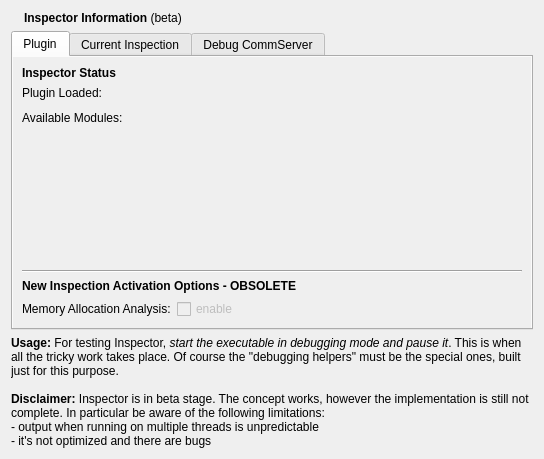
Qt form src/plugins/inspector/nokiaqtbackend/info/infopanel.ui (enricoros/k-qt-creator-inspector) before a commit.
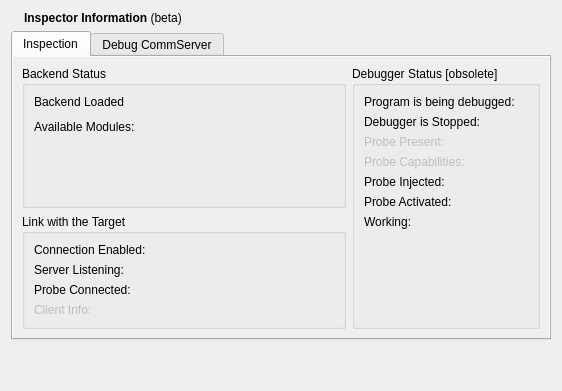
The same form after that commit. Icons and pictures are not drawn.

Commit message: Inspector: little cleanup and gui help strings

The edit to the form file:
```diff
--- a/src/plugins/inspector/nokiaqtbackend/info/infopanel.ui
+++ b/src/plugins/inspector/nokiaqtbackend/info/infopanel.ui
@@ -7,8 +7,8 @@
    <rect>
     <x>0</x>
     <y>0</y>
-    <width>544</width>
-    <height>459</height>
+    <width>562</width>
+    <height>391</height>
    </rect>
   </property>
   <property name="windowTitle">
@@ -32,6 +32,12 @@
      </item>
      <item>
       <widget class="QLabel" name="titleLabel">
+       <property name="sizePolicy">
+        <sizepolicy hsizetype="MinimumExpanding" vsizetype="Preferred">
+         <horstretch>0</horstretch>
+         <verstretch>0</verstretch>
+        </sizepolicy>
+       </property>
        <property name="text">
         <string>&lt;b&gt;Inspector Information&lt;/b&gt; (beta)</string>
        </property>
@@ -59,33 +65,23 @@
         <normaloff>:/inspector/images/inspector-icon-32.png</normaloff>:/inspector/images/inspector-icon-32.png</iconset>
       </attribute>
       <attribute name="title">
-       <string>Plugin</string>
+       <string>Inspection</string>
       </attribute>
-      <layout class="QFormLayout" name="formLayout_2">
-       <property name="fieldGrowthPolicy">
-        <enum>QFormLayout::ExpandingFieldsGrow</enum>
-       </property>
+      <layout class="QGridLayout" name="gridLayout">
        <item row="0" column="0">
-        <widget class="QLabel" name="label_16">
-         <property name="font">
-          <font>
-           <weight>75</weight>
-           <bold>true</bold>
-          </font>
+        <widget class="QGroupBox" name="groupBox_3">
+         <property name="title">
+          <string>Backend Status</string>
          </property>
-         <property name="text">
-          <string>Inspector Status</string>
-         </property>
-        </widget>
-       </item>
-       <item row="1" column="0">
+         <layout class="QFormLayout" name="formLayout">
+          <item row="0" column="0">
         <widget class="QLabel" name="label_6">
          <property name="text">
-          <string>Plugin Loaded:</string>
+             <string>Backend Loaded</string>
          </property>
         </widget>
        </item>
-       <item row="1" column="1">
+          <item row="0" column="1">
         <widget class="QLabel" name="label_8">
          <property name="text">
           <string/>
@@ -95,14 +91,14 @@
          </property>
         </widget>
        </item>
-       <item row="2" column="0">
+          <item row="1" column="0">
         <widget class="QLabel" name="label_9">
          <property name="text">
           <string>Available Modules:</string>
          </property>
         </widget>
        </item>
-       <item row="2" column="1">
+          <item row="1" column="1">
         <widget class="QLabel" name="modLabel">
          <property name="sizePolicy">
           <sizepolicy hsizetype="MinimumExpanding" vsizetype="MinimumExpanding">
@@ -121,66 +117,15 @@
          </property>
         </widget>
        </item>
-       <item row="3" column="0" colspan="2">
-        <widget class="Line" name="line">
-         <property name="orientation">
-          <enum>Qt::Horizontal</enum>
-         </property>
-        </widget>
-       </item>
-       <item row="4" column="0" colspan="2">
-        <widget class="QLabel" name="label_13">
-         <property name="font">
-          <font>
-           <weight>75</weight>
-           <bold>true</bold>
-          </font>
-         </property>
-         <property name="text">
-          <string>New Inspection Activation Options - OBSOLETE</string>
-         </property>
-        </widget>
-       </item>
-       <item row="5" column="0">
-        <widget class="QLabel" name="label_15">
-         <property name="text">
-          <string>Memory Allocation Analysis:</string>
-         </property>
-        </widget>
-       </item>
-       <item row="5" column="1">
-        <widget class="QCheckBox" name="mallocBox">
-         <property name="enabled">
-          <bool>false</bool>
-         </property>
-         <property name="text">
-          <string>enable</string>
-         </property>
-        </widget>
-       </item>
-      </layout>
-     </widget>
-     <widget class="QWidget" name="ciWidget">
-      <property name="autoFillBackground">
-       <bool>true</bool>
-      </property>
-      <attribute name="icon">
-       <iconset resource="../../../debugger/debugger.qrc">
-        <normaloff>:/debugger/images/debugger_start.png</normaloff>:/debugger/images/debugger_start.png</iconset>
-      </attribute>
-      <attribute name="title">
-       <string>Current Inspection</string>
-      </attribute>
-      <layout class="QGridLayout" name="gridLayout">
-       <item row="0" column="0">
+         </layout>
+        </widget>
+       </item>
+       <item row="0" column="1" rowspan="2">
         <widget class="QGroupBox" name="groupBox">
          <property name="title">
-          <string>Probe Status</string>
+          <string>Debugger Status [obsolete]</string>
          </property>
-         <layout class="QFormLayout" name="formLayout">
-          <property name="fieldGrowthPolicy">
-           <enum>QFormLayout::ExpandingFieldsGrow</enum>
-          </property>
+         <layout class="QFormLayout" name="formLayout_2">
           <item row="0" column="0">
            <widget class="QLabel" name="label_2">
             <property name="text">
@@ -268,12 +213,15 @@
          </layout>
         </widget>
        </item>
-       <item row="0" column="1">
+       <item row="1" column="0">
         <widget class="QGroupBox" name="groupBox_2">
          <property name="title">
-          <string>Link Status</string>
+          <string>Link with the Target</string>
          </property>
          <layout class="QFormLayout" name="formLayout_3">
+          <property name="fieldGrowthPolicy">
+           <enum>QFormLayout::ExpandingFieldsGrow</enum>
+          </property>
           <item row="0" column="0">
            <widget class="QLabel" name="label_17">
             <property name="text">
@@ -420,26 +368,17 @@
     </widget>
    </item>
    <item>
-    <widget class="QLabel" name="label_12">
-     <property name="sizePolicy">
-      <sizepolicy hsizetype="Preferred" vsizetype="MinimumExpanding">
-       <horstretch>0</horstretch>
-       <verstretch>0</verstretch>
-      </sizepolicy>
+    <spacer name="verticalSpacer">
+     <property name="orientation">
+      <enum>Qt::Vertical</enum>
      </property>
-     <property name="text">
-      <string>&lt;b&gt;Usage:&lt;/b&gt; For testing Inspector, &lt;em&gt;start the executable in debugging mode and pause it&lt;/em&gt;. This is when all the tricky work takes place. Of course the &quot;debugging helpers&quot; must be the special ones, built just for this purpose.&lt;br/&gt;&lt;br/&gt;&lt;b&gt;Disclaimer:&lt;/b&gt; Inspector is in beta stage. The concept works, however the implementation is still not complete. In particular be aware of the following limitations:&lt;br/&gt; - output when running on multiple threads is unpredictable&lt;br/&gt; - it's not optimized and there are bugs</string>
+     <property name="sizeHint" stdset="0">
+      <size>
+       <width>20</width>
+       <height>40</height>
+      </size>
      </property>
-     <property name="textFormat">
-      <enum>Qt::RichText</enum>
-     </property>
-     <property name="alignment">
-      <set>Qt::AlignBottom|Qt::AlignLeading|Qt::AlignLeft</set>
-     </property>
-     <property name="wordWrap">
-      <bool>true</bool>
-     </property>
-    </widget>
+    </spacer>
    </item>
   </layout>
  </widget>
```
Left out of the diff: 9 changed lines with no effect on the pictures. Lines whose indentation alone changed are shown as unchanged. The commit also changes 6 other files.
